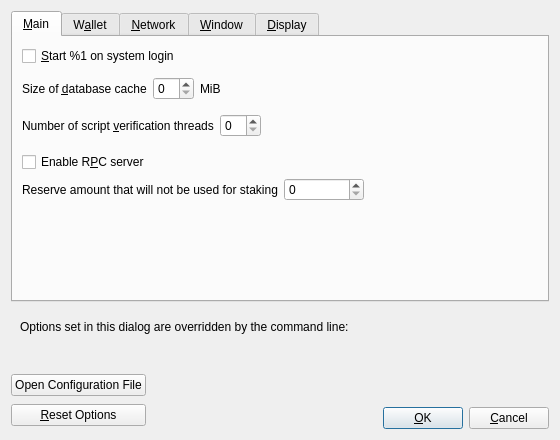
This is src/qt/forms/optionsdialog.ui in FastPaymentsInc/DigitalGold as Qt 5 draws it before an edit. The edited form follows.
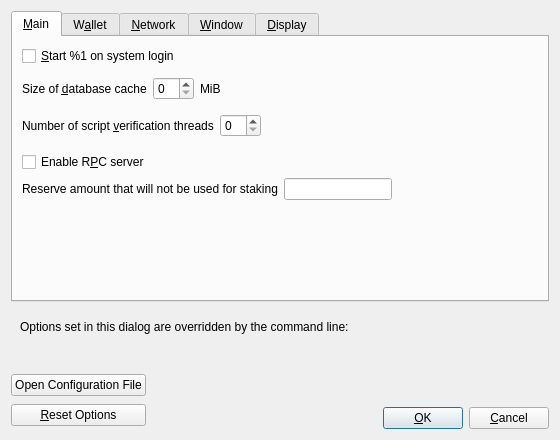
This is the edited form. Custom widgets are drawn as their Qt base class.

Diff of the .ui file:
```diff
--- a/src/qt/forms/optionsdialog.ui
+++ b/src/qt/forms/optionsdialog.ui
@@ -1083,7 +1083,7 @@
   </customwidget>
   <customwidget>
    <class>BitcoinAmountField</class>
-   <extends>QSpinBox</extends>
+   <extends>QLineEdit</extends>
    <header>qt/bitcoinamountfield.h</header>
   </customwidget>
  </customwidgets>
```
Left out of the diff: 1 changed line with no effect on the pictures.
